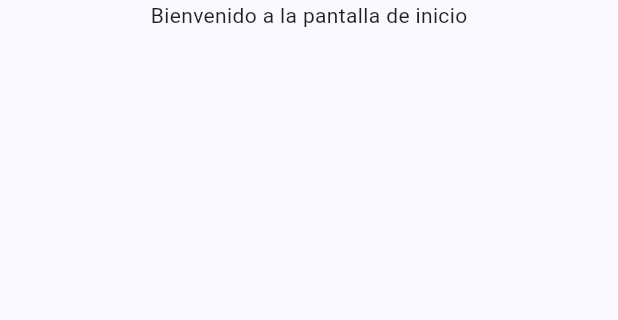
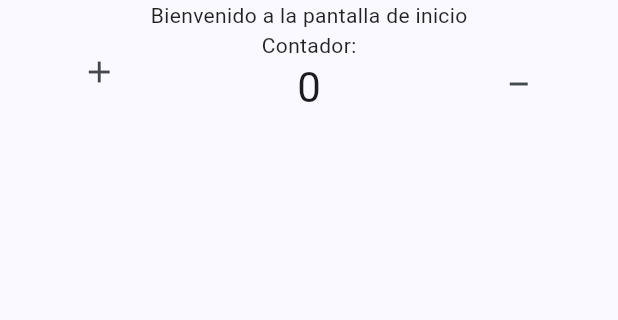
Before and after one commit to dduranuceva/hola_mundo, a Flutter app: the screen it shows after launch, on a phone screen of 412 x 824 dp, the part 84-404 px from its top. Run offline on Flutter 3.47's test engine with Material 3 defaults, Android fonts, the phone set to English and light mode, and no system bars; our stand-ins replace go_router.

Commit message:
Add: Añade el widget Contador y lo integra en la vista principal de la aplicación.

```diff
--- /dev/null
+++ b/lib/views/contador.dart
@@ -0,0 +1,52 @@
+import 'package:flutter/material.dart';
+
+class Contador extends StatefulWidget {
+  const Contador({super.key});
+
+  @override
+  State<Contador> createState() => _ContadorState();
+}
+
+class _ContadorState extends State<Contador> {
+  int _counter = 0;
+  String myVariable = "";
+
+  void _incrementCounter() {
+    setState(() {
+      _counter++;
+    });
+  }
+
+  @override
+  Widget build(BuildContext context) {
+    return Row(
+      mainAxisAlignment: MainAxisAlignment.spaceAround,
+      children: [
+        IconButton(
+          icon: const Icon(Icons.add),
+          tooltip: 'Aumentar',
+          onPressed: _incrementCounter,
+        ),
+        Column(
+          children: [
+            const Text('Contador:'),
+            Text(
+              '$_counter',
+              style: Theme.of(context).textTheme.headlineMedium,
+            ),
+          ],
+        ),
+
+        IconButton(
+          icon: const Icon(Icons.minimize),
+          tooltip: 'disminuir',
+          onPressed: () {
+            setState(() {
+              _counter--;
+            });
+          },
+        ),
+      ],
+    );
+  }
+}
--- a/lib/views/home_view.dart
+++ b/lib/views/home_view.dart
@@ -1,5 +1,6 @@
 import 'package:flutter/material.dart';
 import 'package:hola_mundo/views/base_view.dart';
+import 'package:hola_mundo/views/contador.dart';
 
 class HomeView extends StatelessWidget {
   const HomeView({super.key});
@@ -11,6 +12,7 @@ class HomeView extends StatelessWidget {
       body: Column(
         children: [
           const Center(child: Text('Bienvenido a la pantalla de inicio')),
+          Contador(),
         ],
       ),
       //
```
